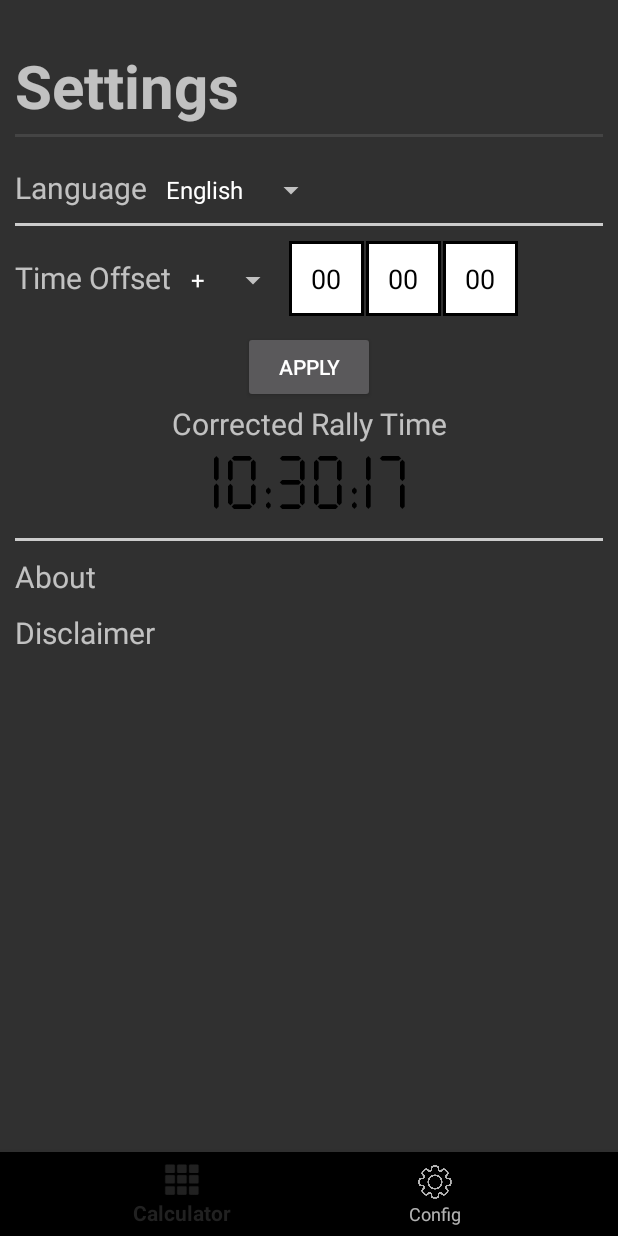
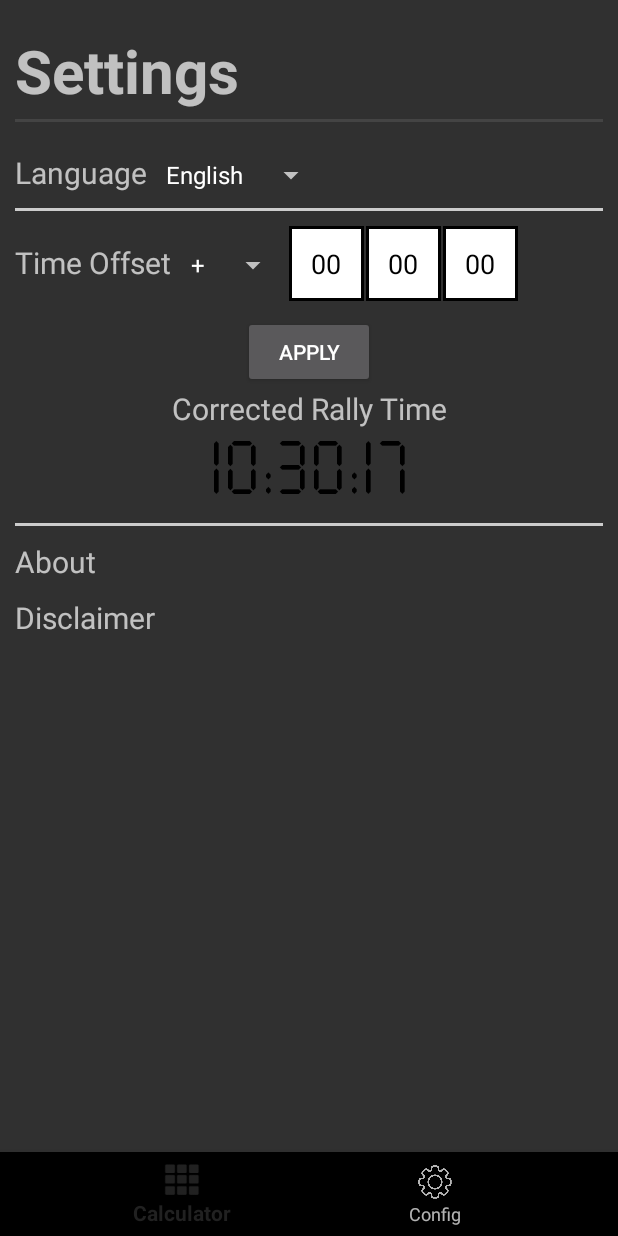
Before and after one commit to Menkaura81/Rally_Codriver_Calculator, an Android app: the ConfigFragment screen opened through its navigation route, on a phone screen of 412 x 824 dp. Run offline under Robolectric (Android 15) with nearby library versions, the phone set to English and light mode, and no system bars; our stand-ins replace navigation-ui.

Commit message:
Mas limpieza

```diff
--- a/app/src/main/AndroidManifest.xml
+++ b/app/src/main/AndroidManifest.xml
@@ -1,6 +1,5 @@
 <?xml version="1.0" encoding="utf-8"?>
-<manifest xmlns:android="http://schemas.android.com/apk/res/android"
-    xmlns:tools="http://schemas.android.com/tools">
+<manifest xmlns:android="http://schemas.android.com/apk/res/android">
 
     <application
         android:allowBackup="true"
--- a/app/src/main/java/com/menkaura/rallycalculator/CalcFragment.java
+++ b/app/src/main/java/com/menkaura/rallycalculator/CalcFragment.java
@@ -245,11 +245,11 @@
             }
         });
 
-        // Boton
+        // Button
         botonInicio.setOnClickListener(new View.OnClickListener() {
             @Override
             public void onClick(View v) {
-                // Inicia el conteo regresivo
+                // Start countdown
                 startCuentaRegresiva();
             }
         });
--- a/app/src/main/res/layout/fragment_config.xml
+++ b/app/src/main/res/layout/fragment_config.xml
@@ -12,7 +12,7 @@
         android:layout_width="match_parent"
         android:layout_height="wrap_content"
         android:text="@string/settings"
-        android:layout_marginTop="20dp"
+        android:layout_marginTop="10dp"
         android:textSize="40sp"
         android:textStyle="bold"
         android:layout_marginBottom="5dp"/>
--- a/app/src/main/res/values/strings.xml
+++ b/app/src/main/res/values/strings.xml
@@ -24,7 +24,7 @@
     <string name="stop">Stop</string>
     <string name="offset_applied">Offset applied!</string>
     <string name="disclaimer">Disclaimer</string>
-    <string name="disclaimer_text">⚠️ Legal Disclaimer
+    <string name="disclaimer_text">⚠️
 
 IMPORTANT: This application is intended solely for use by the co-driver of the vehicle during rally or orientation events, and must never be used by the driver while the vehicle is in motion.
 
```
Also changed, not shown: 2 other files.
